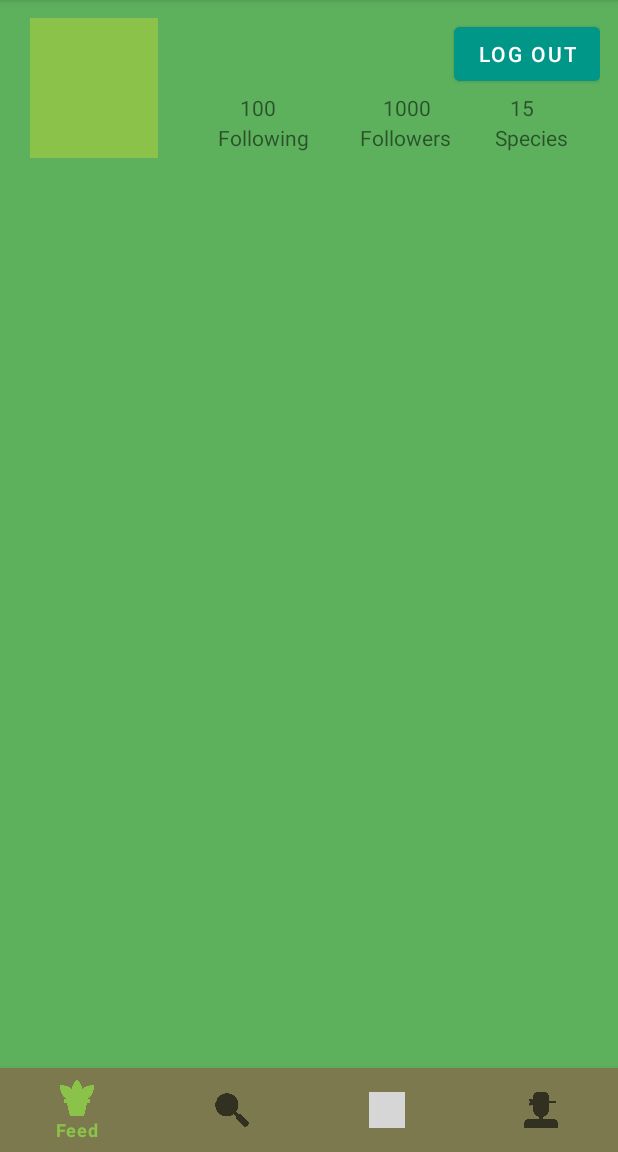
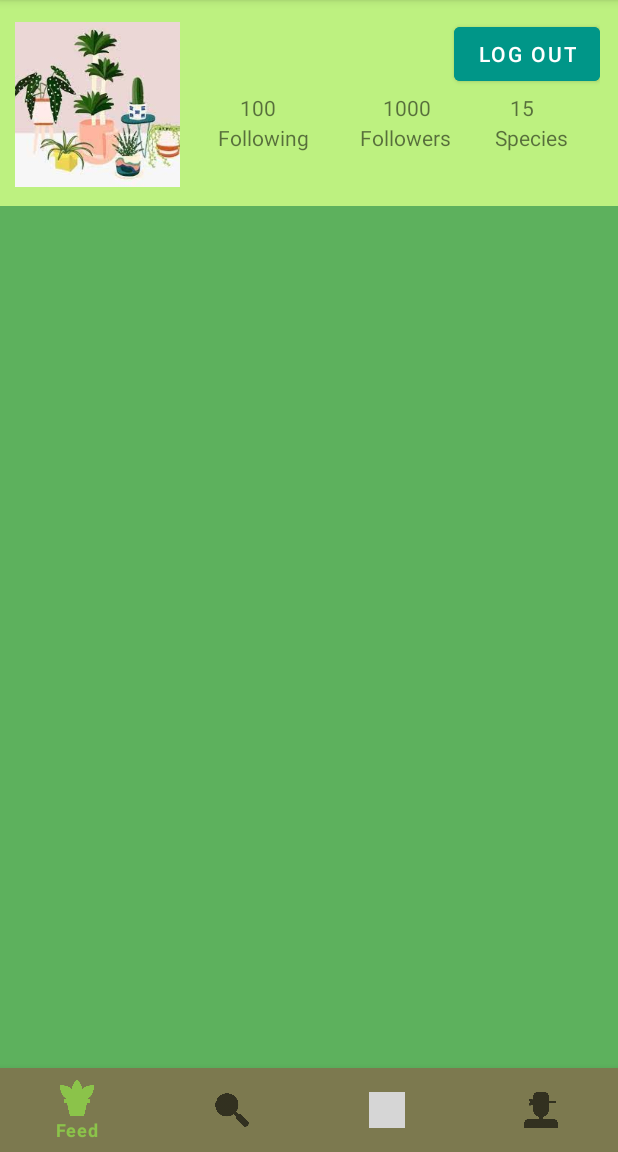
Before and after one commit to Group4-CodePath/grapevine, an Android app: the fragment ProfileFragment placed in its activity, on a phone screen of 412 x 824 dp, the part 84-1236 px from its top. Run offline under Robolectric (Android 15) with nearby library versions, the phone set to English and light mode, and no system bars; libraries missing offline, so code that uses them is left out: com.parse; pictures from the network do not load; 12 statements that could not run were skipped; grey boxes are pictures that could not be loaded.

Commit message:
Final look

```diff
--- a/app/src/main/res/layout/fragment_profile.xml
+++ b/app/src/main/res/layout/fragment_profile.xml
@@ -16,6 +16,7 @@
             android:id="@+id/containerUserProfile"
             android:layout_width="match_parent"
             android:layout_height="wrap_content"
+            android:background="#BDF180"
             android:padding="12dp">
 
             <TextView
@@ -39,17 +40,6 @@
                 android:layout_marginRight="0dp"
                 android:backgroundTint="#009688"
                 android:text="Log out" />
-
-            <ImageView
-                android:id="@+id/imageView4"
-                android:layout_width="85dp"
-                android:layout_height="93dp"
-                android:layout_alignParentStart="true"
-                android:layout_alignParentTop="true"
-                android:layout_marginStart="10dp"
-                android:layout_marginTop="0dp"
-                android:background="#8BC34A"
-                tools:src="@tools:sample/avatars" />
 
             <TextView
                 android:id="@+id/textView2"
@@ -99,6 +89,16 @@
                 android:layout_marginTop="70dp"
                 android:text="Species" />
 
+            <ImageView
+                android:id="@+id/imageView3"
+                android:layout_width="110dp"
+                android:layout_height="111dp"
+                android:layout_alignTop="@+id/tvLoggedInUser"
+                android:layout_alignParentStart="true"
+                android:layout_marginStart="0dp"
+                android:layout_marginTop="2dp"
+                android:src="@drawable/plantpic" />
+
         </RelativeLayout>
 
         <androidx.swiperefreshlayout.widget.SwipeRefreshLayout
```
Also changed, not shown: app/src/main/res/drawable/plantpic.jpeg (added).
